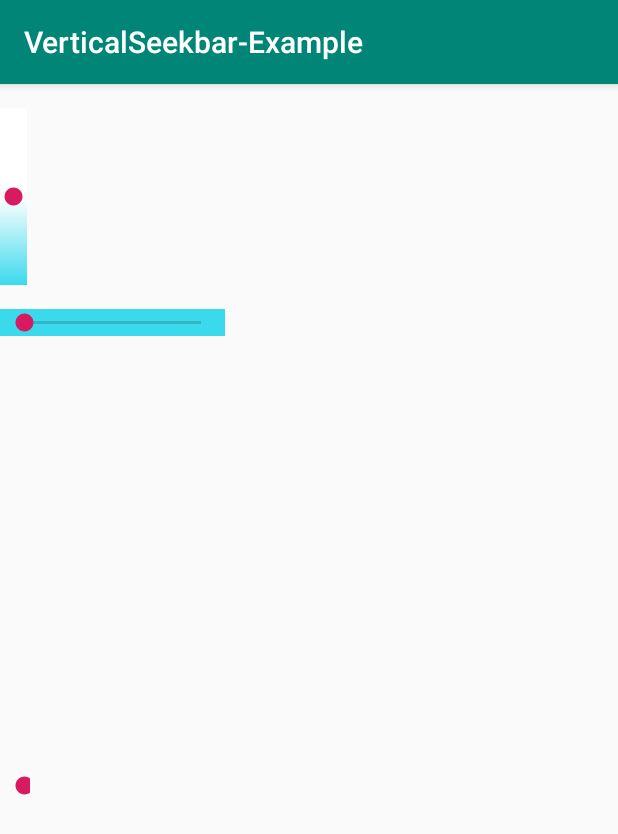
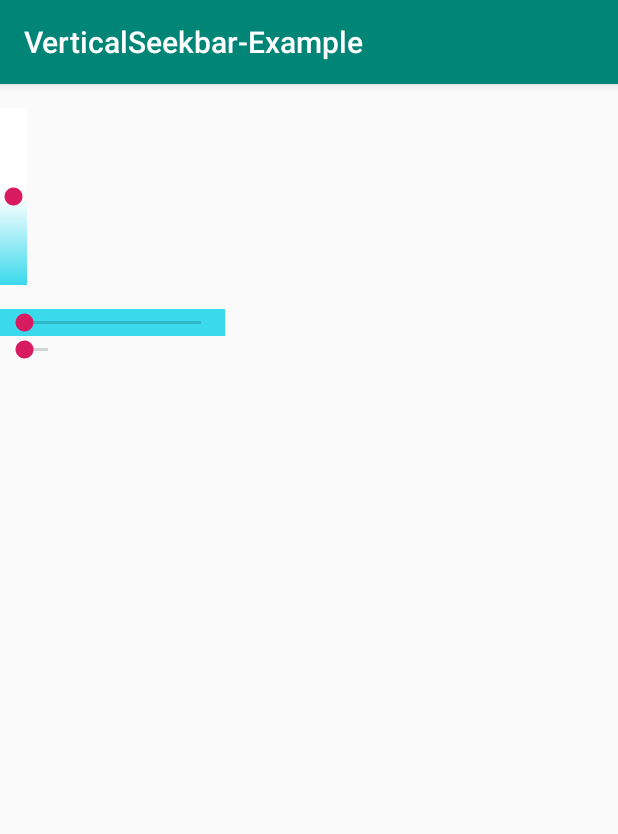
Before and after one commit to tuanta19/VerticalSeekbarExample, an Android app: the screen it shows after launch (MainActivity), on a phone screen of 412 x 824 dp. Shown: the top 834 px of the screen. Run offline under Robolectric (Android 15) with nearby library versions, the phone set to English and light mode, and no system bars.

Commit message:
change layout_width

```diff
--- a/app/src/main/res/layout/activity_main.xml
+++ b/app/src/main/res/layout/activity_main.xml
@@ -22,8 +22,8 @@
 
     <SeekBar
         android:id="@+id/seekBar"
-        android:layout_width="20dp"
-        android:layout_height="match_parent" />
+        android:layout_width="wrap_content"
+        android:layout_height="wrap_content" />
 
 
 </LinearLayout>
```
